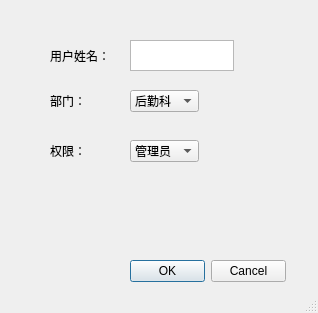
Before: the Qt Designer form com/org/ui/pladduser.ui in td-leo/vzplmanager, drawn with Qt 5.
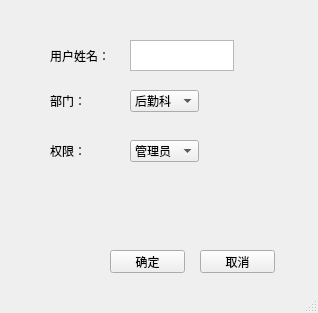
After: the same form once the commit is applied.

The edit to the form file:
```diff
--- a/com/org/ui/pladduser.ui
+++ b/com/org/ui/pladduser.ui
@@ -53,19 +53,6 @@
      <string>权限：</string>
     </property>
    </widget>
-   <widget class="QDialogButtonBox" name="buttonBox">
-    <property name="geometry">
-     <rect>
-      <x>130</x>
-      <y>260</y>
-      <width>156</width>
-      <height>23</height>
-     </rect>
-    </property>
-    <property name="standardButtons">
-     <set>QDialogButtonBox::Cancel|QDialogButtonBox::Ok</set>
-    </property>
-   </widget>
    <widget class="QComboBox" name="comboBox">
     <property name="geometry">
      <rect>
@@ -116,6 +103,32 @@
      </rect>
     </property>
    </widget>
+   <widget class="QPushButton" name="pushButton">
+    <property name="geometry">
+     <rect>
+      <x>110</x>
+      <y>250</y>
+      <width>75</width>
+      <height>23</height>
+     </rect>
+    </property>
+    <property name="text">
+     <string>确定</string>
+    </property>
+   </widget>
+   <widget class="QPushButton" name="pushButton_2">
+    <property name="geometry">
+     <rect>
+      <x>200</x>
+      <y>250</y>
+      <width>75</width>
+      <height>23</height>
+     </rect>
+    </property>
+    <property name="text">
+     <string>取消</string>
+    </property>
+   </widget>
   </widget>
   <widget class="QStatusBar" name="statusbar"/>
  </widget>
```
